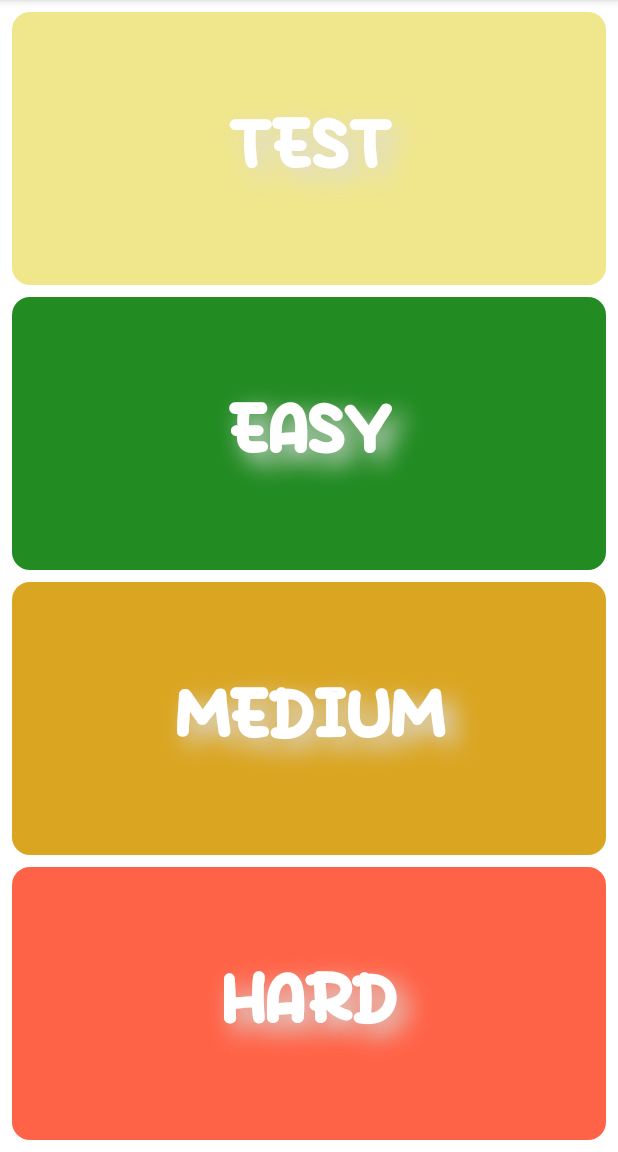
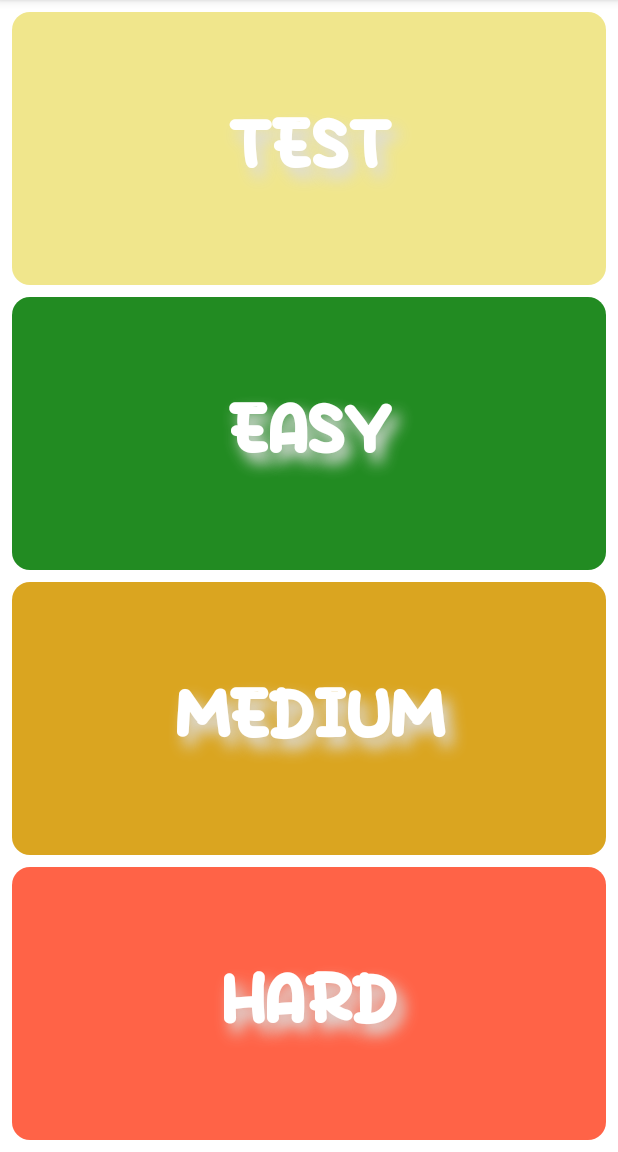
Before and after one commit to Onemyname/CompositionGame, an Android app: the fragment ChooseLevelFragment shown on its own in the app's theme, on a phone screen of 412 x 824 dp, the part 84-1236 px from its top. Run offline under Robolectric (Android 15) with nearby library versions, the phone set to English and light mode, and no system bars.

Commit message:
FEAT: make less shadow in font

```diff
--- a/app/src/main/res/values/styles.xml
+++ b/app/src/main/res/values/styles.xml
@@ -15,9 +15,9 @@
         <item name="android:textColor">#FFFFFF</item>
         <item name="android:textStyle">bold</item>
         <item name="android:shadowColor">@color/grey</item>
-        <item name="android:shadowDx">10</item>
+        <item name="android:shadowDx">7</item>
         <item name="android:shadowDy">10</item>
-        <item name="android:shadowRadius">20</item>
+        <item name="android:shadowRadius">12</item>
         <item name="fontFamily">@font/boba_cups_font</item>
     </style>
 
```
